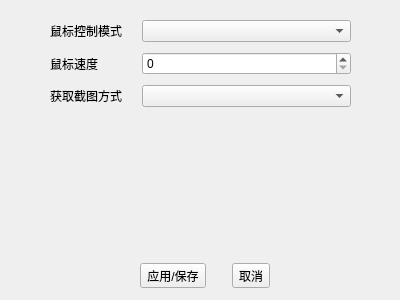
Above: src/widget/setting/settingdialog.ui from Ferrarii-430/onmyoji-script before the change. Below: the same form after it.
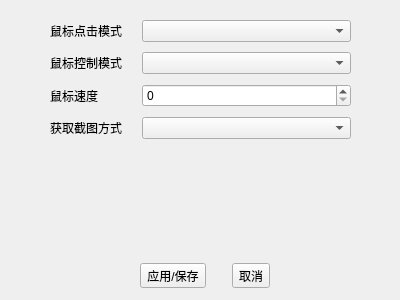
That is the form after the change.

Commit message: 更新新的鼠标点击模式、使用说明

Patch:
```diff
--- a/src/widget/setting/settingdialog.ui
+++ b/src/widget/setting/settingdialog.ui
@@ -55,40 +55,50 @@
     <property name="verticalSpacing">
      <number>10</number>
     </property>
-    <item row="0" column="0">
+    <item row="1" column="0">
      <widget class="QLabel" name="label">
       <property name="text">
        <string>鼠标控制模式</string>
       </property>
      </widget>
     </item>
-    <item row="0" column="1">
+    <item row="1" column="1">
      <widget class="QComboBox" name="mouseControlMode"/>
     </item>
-    <item row="2" column="0">
+    <item row="3" column="0">
      <widget class="QLabel" name="label_2">
       <property name="text">
        <string>获取截图方式</string>
       </property>
      </widget>
     </item>
-    <item row="2" column="1">
+    <item row="3" column="1">
      <widget class="QComboBox" name="screenshotMode"/>
     </item>
-    <item row="1" column="0">
+    <item row="2" column="0">
      <widget class="QLabel" name="label_3">
       <property name="text">
        <string>鼠标速度</string>
       </property>
      </widget>
     </item>
-    <item row="1" column="1">
+    <item row="2" column="1">
      <widget class="QSpinBox" name="mouseSpeed">
       <property name="maximum">
        <number>10</number>
       </property>
      </widget>
     </item>
+    <item row="0" column="0">
+     <widget class="QLabel" name="label_4">
+      <property name="text">
+       <string>鼠标点击模式</string>
+      </property>
+     </widget>
+    </item>
+    <item row="0" column="1">
+     <widget class="QComboBox" name="mouseClickMode"/>
+    </item>
    </layout>
   </widget>
  </widget>
```
The commit also changes 13 other files.
